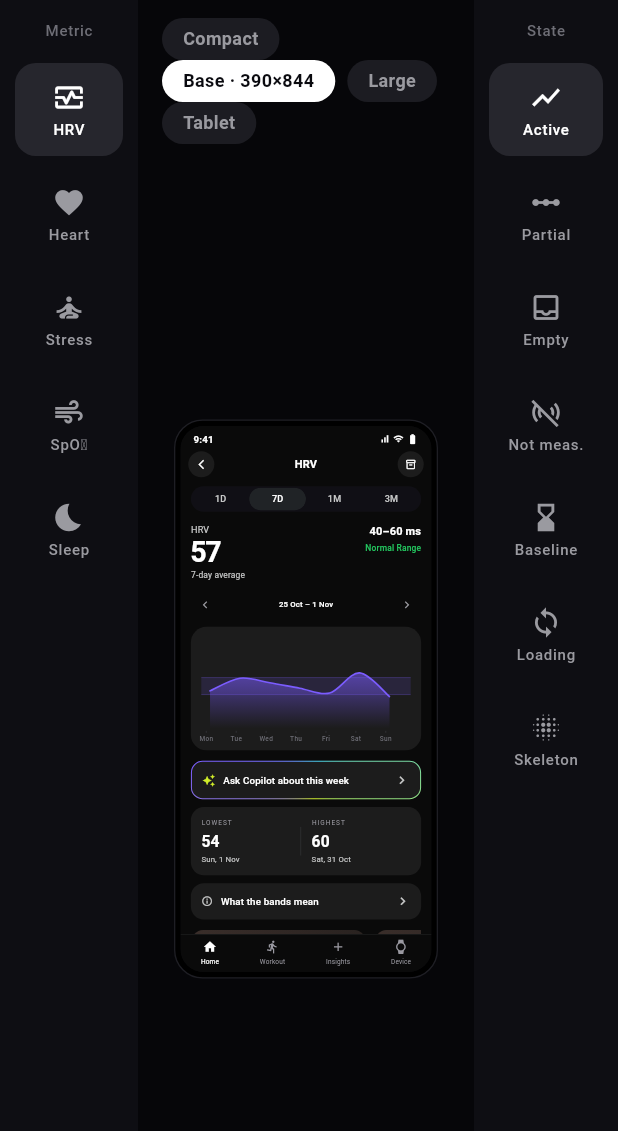
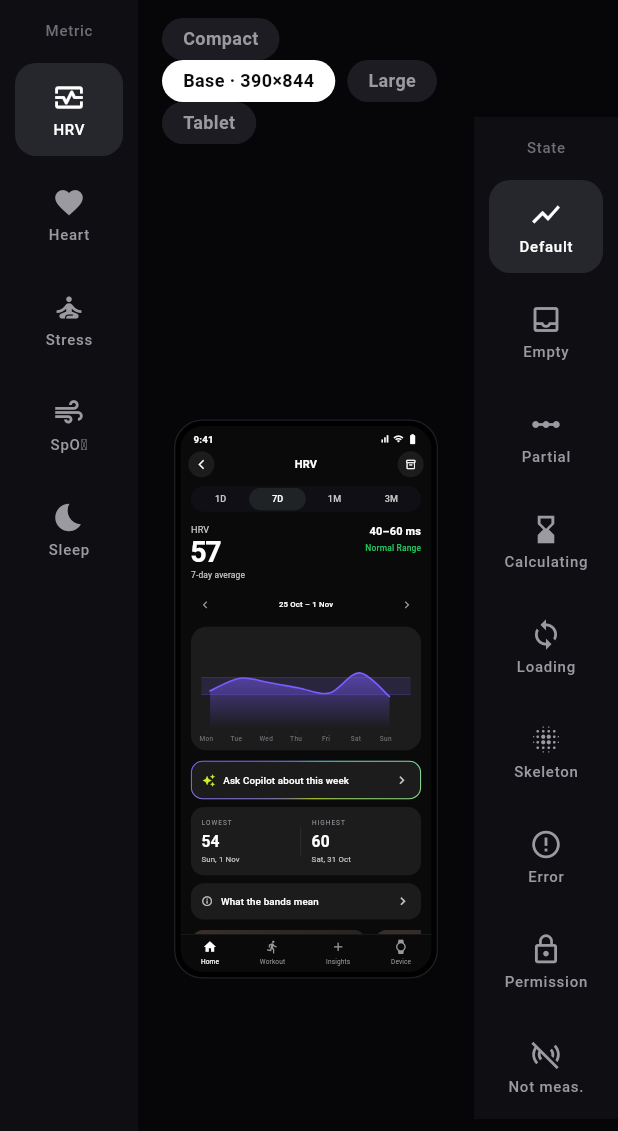
Before and after one commit to kishan9907IND/graphsHLTH-, a Flutter app: the screen it shows after launch, after a tap on "HRV", on a phone screen of 412 x 824 dp. Shown: the top 1131 px of the screen. Run offline on Flutter 3.47's test engine with Material 3 defaults, Android fonts, the phone set to English and light mode, and no system bars; missing offline and left inert: widgetbook, widgetbook_annotation.

Commit message:
Wire state tabs to drive chart status across all metrics
- Expose the full state set as scrollable right-side tabs (Default,
  Empty, Partial, Calculating, Loading, Skeleton, Error, Permission,
  Not measured).
- MetricDetailScreen now takes a status and renders through
  ChartStateBody; header blanks numeric values in non-data states.
- demo_data uses chartBuilder so partial feeds a gapped series while
  keeping the same plot + interactions.
- ChartStateBody gains an opt-in calculating/baseline message.

Co-Authored-By: Claude Opus 4.8 <noreply@anthropic.com>
Claude-Session: https://claude.ai/code/session_01V7o5yXk8pBD9FwtTufP3dB

```diff
--- a/gallery/lib/demo_data.dart
+++ b/gallery/lib/demo_data.dart
@@ -213,6 +213,12 @@ String _stamp(DateTime d) => '${_wd[d.weekday - 1]}, ${d.day} ${_mo[d.month - 1]
 
 final String _period = TimeRange.week.rangeCaption(demoNow);
 
+Widget _stressChart(ChartStatus status) => const StressBarsChart(
+      values: [40, 52, 58, 48, 54, 33, 42],
+      labels: ['M', 'T', 'W', 'T', 'F', 'S', 'S'],
+      highlight: 2,
+    );
+
 MetricDetail detailFor(DemoMetric metric) => switch (metric) {
       DemoMetric.hrv => () {
           final d = _win(_hrv, TimeRange.week, (x) => x.timestamp);
@@ -229,7 +235,14 @@ MetricDetail detailFor(DemoMetric metric) => switch (metric) {
             rightStatus: 'Normal Range',
             rightStatusColor: _green,
             periodCaption: _period,
-            chart: HrvPlot(readings: _hrv, now: demoNow, range: TimeRange.week),
+            accent: HlthChartTokens.hrv,
+            chartBuilder: (status) => HrvPlot(
+              readings: status == ChartStatus.partial
+                  ? _gapped(_hrv, (x) => x.timestamp)
+                  : _hrv,
+              now: demoNow,
+              range: TimeRange.week,
+            ),
             lowValue: lo.$1,
             lowSub: lo.$2,
             highValue: hi.$1,
@@ -250,7 +263,14 @@ MetricDetail detailFor(DemoMetric metric) => switch (metric) {
             rightStatus: '7-day baseline',
             rightStatusColor: _grey,
             periodCaption: _period,
-            chart: HrPlot(readings: _hr, now: demoNow, range: TimeRange.week),
+            accent: HlthChartTokens.hr,
+            chartBuilder: (status) => HrPlot(
+              readings: status == ChartStatus.partial
+                  ? _gapped(_hr, (x) => x.timestamp)
+                  : _hr,
+              now: demoNow,
+              range: TimeRange.week,
+            ),
             lowValue: lo.$1,
             lowSub: lo.$2,
             highValue: hi.$1,
@@ -266,11 +286,8 @@ MetricDetail detailFor(DemoMetric metric) => switch (metric) {
           rightStatus: 'Moderate Range',
           rightStatusColor: _green,
           periodCaption: '21–27 Sep',
-          chart: StressBarsChart(
-            values: [40, 52, 58, 48, 54, 33, 42],
-            labels: ['M', 'T', 'W', 'T', 'F', 'S', 'S'],
-            highlight: 2,
-          ),
+          accent: HlthChartTokens.stress,
+          chartBuilder: _stressChart,
           lowValue: '33',
           lowSub: 'Sat, 26 Sep',
           highValue: '58',
@@ -291,7 +308,14 @@ MetricDetail detailFor(DemoMetric metric) => switch (metric) {
             rightStatus: 'Normal Range',
             rightStatusColor: _green,
             periodCaption: _period,
-            chart: Spo2Plot(readings: _spo2, now: demoNow, range: TimeRange.week),
+            accent: HlthChartTokens.spo2,
+            chartBuilder: (status) => Spo2Plot(
+              readings: status == ChartStatus.partial
+                  ? _gapped(_spo2, (x) => x.timestamp)
+                  : _spo2,
+              now: demoNow,
+              range: TimeRange.week,
+            ),
             lowValue: lo.$1,
             lowSub: lo.$2,
             highValue: hi.$1,
@@ -316,7 +340,12 @@ MetricDetail detailFor(DemoMetric metric) => switch (metric) {
             rightStatus: 'Time in bed',
             rightStatusColor: _grey,
             periodCaption: 'Last night',
-            chart: SleepPlot(segments: _sleep),
+            accent: HlthChartTokens.sleepRem,
+            chartBuilder: (status) => SleepPlot(
+              segments: status == ChartStatus.partial
+                  ? _gapped(_sleep, (x) => x.start)
+                  : _sleep,
+            ),
             chartHeight: 210,
             lowLabel: 'DEEP',
             lowValue: hm(inStage(SleepStage.deep)),
--- a/gallery/lib/main.dart
+++ b/gallery/lib/main.dart
@@ -71,7 +71,10 @@ class _GalleryHomeState extends State<GalleryHome> {
                           key: ValueKey(
                               '${_metric.name}-${_size.label}-${_status.name}'),
                           size: _size,
-                          child: MetricDetailScreen(detail: detailFor(_metric)),
+                          child: MetricDetailScreen(
+                            detail: detailFor(_metric),
+                            status: _status,
+                          ),
                         ),
                       ),
                     ),
@@ -138,14 +141,17 @@ class _StateRail extends StatelessWidget {
   final ChartStatus selected;
   final ValueChanged<ChartStatus> onSelect;
 
+  // Figma 4 states (Default / Empty / Partial / Under calculation) + extras.
   static const _items = <(ChartStatus, IconData, String)>[
-    (ChartStatus.data, Icons.show_chart, 'Active'),
+    (ChartStatus.data, Icons.show_chart, 'Default'),
+    (ChartStatus.empty, Icons.inbox_outlined, 'Empty'),
     (ChartStatus.partial, Icons.linear_scale, 'Partial'),
-    (ChartStatus.empty, Icons.inbox_outlined, 'Empty'),
-    (ChartStatus.notMeasured, Icons.sensors_off, 'Not meas.'),
-    (ChartStatus.buildingBaseline, Icons.hourglass_bottom, 'Baseline'),
+    (ChartStatus.buildingBaseline, Icons.hourglass_bottom, 'Calculating'),
     (ChartStatus.loading, Icons.sync, 'Loading'),
     (ChartStatus.skeleton, Icons.blur_on, 'Skeleton'),
+    (ChartStatus.error, Icons.error_outline, 'Error'),
+    (ChartStatus.permissionOff, Icons.lock_outline, 'Permission'),
+    (ChartStatus.notMeasured, Icons.sensors_off, 'Not meas.'),
   ];
 
   @override
@@ -153,6 +159,7 @@ class _StateRail extends StatelessWidget {
     return Container(
       width: 96,
       color: const Color(0xFF0E0E13),
+      child: SingleChildScrollView(
         child: Column(
           children: [
             const SizedBox(height: 16),
@@ -166,6 +173,7 @@ class _StateRail extends StatelessWidget {
                 onTap: () => onSelect(status),
               ),
           ],
+        ),
       ),
     );
   }
--- a/gallery/lib/metric_detail_screen.dart
+++ b/gallery/lib/metric_detail_screen.dart
@@ -29,11 +29,12 @@ class MetricDetail {
     required this.rightStatus,
     required this.rightStatusColor,
     required this.periodCaption,
-    required this.chart,
+    required this.chartBuilder,
     required this.lowValue,
     required this.lowSub,
     required this.highValue,
     required this.highSub,
+    this.accent = _brand,
     this.lowLabel = 'LOWEST',
     this.highLabel = 'HIGHEST',
     this.chartHeight = 190,
@@ -47,15 +48,24 @@ class MetricDetail {
   final String rightStatus;
   final Color rightStatusColor;
   final String periodCaption;
-  final Widget chart;
+
+  /// Builds the chart for a given state — lets Partial swap in gapped data.
+  final Widget Function(ChartStatus status) chartBuilder;
+  final Color accent;
   final double chartHeight;
   final String lowLabel, lowValue, lowSub;
   final String highLabel, highValue, highSub;
 }
 
 class MetricDetailScreen extends StatefulWidget {
-  const MetricDetailScreen({super.key, required this.detail, this.onBack});
+  const MetricDetailScreen({
+    super.key,
+    required this.detail,
+    this.status = ChartStatus.data,
+    this.onBack,
+  });
   final MetricDetail detail;
+  final ChartStatus status;
   final VoidCallback? onBack;
 
   @override
@@ -68,6 +78,9 @@ class _MetricDetailScreenState extends State<MetricDetailScreen> {
   @override
   Widget build(BuildContext context) {
     final d = widget.detail;
+    final status = widget.status;
+    final showData =
+        status == ChartStatus.data || status == ChartStatus.partial;
     return ColoredBox(
       color: _bg,
       child: Column(
@@ -85,7 +98,7 @@ class _MetricDetailScreenState extends State<MetricDetailScreen> {
                     onChanged: (r) => setState(() => _range = r),
                   ),
                   const SizedBox(height: 18),
-                  _header(d),
+                  _header(d, showData),
                   const SizedBox(height: 14),
                   PeriodNavigator(
                       label: d.periodCaption, onPrev: () {}, onNext: () {}),
@@ -97,13 +110,22 @@ class _MetricDetailScreenState extends State<MetricDetailScreen> {
                       color: _surfaceRaised,
                       borderRadius: BorderRadius.circular(24),
                     ),
-                    child: d.chart,
+                    child: ChartStateBody(
+                      status: status,
+                      accent: d.accent,
+                      plot: d.chartBuilder(status),
+                      showBaselineMessage: true,
+                      onRetry: () {},
+                      onOpenSettings: () {},
+                    ),
                   ),
                   const SizedBox(height: 16),
                   _askCopilot(),
                   const SizedBox(height: 12),
+                  if (showData) ...[
                     _lowestHighest(d),
                     const SizedBox(height: 12),
+                  ],
                   _bandsRow(),
                   const SizedBox(height: 16),
                   _articles(),
@@ -173,7 +195,7 @@ class _MetricDetailScreenState extends State<MetricDetailScreen> {
         ),
       );
 
-  Widget _header(MetricDetail d) => Row(
+  Widget _header(MetricDetail d, bool showData) => Row(
         crossAxisAlignment: CrossAxisAlignment.start,
         children: [
           Expanded(
@@ -183,7 +205,7 @@ class _MetricDetailScreenState extends State<MetricDetailScreen> {
                 Text(d.headerLabel,
                     style: const TextStyle(color: _textSecondary, fontSize: 14)),
                 const SizedBox(height: 2),
-                Text(d.bigValue,
+                Text(showData ? d.bigValue : '--',
                     style: const TextStyle(
                         color: _textPrimary,
                         fontSize: 44,
@@ -191,11 +213,12 @@ class _MetricDetailScreenState extends State<MetricDetailScreen> {
                         letterSpacing: -2,
                         fontWeight: FontWeight.w600)),
                 const SizedBox(height: 4),
-                Text(d.caption,
+                Text(showData ? d.caption : 'No data for this period',
                     style: const TextStyle(color: _textSecondary, fontSize: 13)),
               ],
             ),
           ),
+          if (showData)
             Column(
               crossAxisAlignment: CrossAxisAlignment.end,
               children: [
--- a/packages/hlth_charts/lib/src/chart_state_body.dart
+++ b/packages/hlth_charts/lib/src/chart_state_body.dart
@@ -38,6 +38,10 @@ class ChartStateBody extends StatelessWidget {
     this.permissionSubtitle = 'Allow access in Settings to show this chart.',
     this.notMeasuredTitle = 'Not measured',
     this.notMeasuredSubtitle = "This wasn't tracked. Wear your device to record it.",
+    this.baselineTitle = 'Calculating your baseline',
+    this.baselineSubtitle =
+        'Keep wearing your band — we need a few more days to learn your normal.',
+    this.showBaselineMessage = false,
     this.onRetry,
     this.onOpenSettings,
   });
@@ -53,6 +57,13 @@ class ChartStateBody extends StatelessWidget {
   final String permissionSubtitle;
   final String notMeasuredTitle;
   final String notMeasuredSubtitle;
+  final String baselineTitle;
+  final String baselineSubtitle;
+
+  /// When true, [ChartStatus.buildingBaseline] renders a "calculating" message
+  /// instead of the plot. Default false keeps the package screens' behaviour
+  /// (they swap in their own progress card around this widget).
+  final bool showBaselineMessage;
   final VoidCallback? onRetry;
   final VoidCallback? onOpenSettings;
 
@@ -61,7 +72,11 @@ class ChartStateBody extends StatelessWidget {
     switch (status) {
       case ChartStatus.data:
       case ChartStatus.partial:
+        return plot;
       case ChartStatus.buildingBaseline:
+        if (showBaselineMessage) {
+          return _StateMessage(title: baselineTitle, subtitle: baselineSubtitle);
+        }
         return plot;
       case ChartStatus.notMeasured:
         return _StateMessage(
```
Lines whose indentation alone changed are shown as unchanged.
